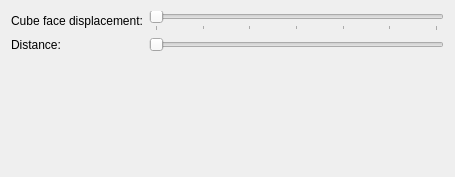
The window that src/kcm/cubeeffectkcm.ui (zzag/kwin-effects-cube) describes before a commit, drawn with Qt 5.
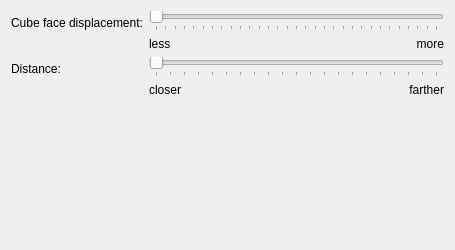
The same window after the commit. Custom widgets are drawn as their Qt base class.

Commit message: Make sliders more user friendly

Patch:
```diff
--- a/src/kcm/cubeeffectkcm.ui
+++ b/src/kcm/cubeeffectkcm.ui
@@ -12,25 +12,30 @@
     <x>0</x>
     <y>0</y>
     <width>455</width>
-    <height>177</height>
+    <height>250</height>
    </rect>
   </property>
+  <property name="minimumSize">
+   <size>
+    <width>400</width>
+    <height>250</height>
+   </size>
+  </property>
   <layout class="QFormLayout" name="formLayout">
    <item row="0" column="0">
-    <widget class="QLabel" name="label">
+    <widget class="QLabel" name="label_2">
      <property name="text">
       <string>Cube face displacement:</string>
      </property>
     </widget>
    </item>
    <item row="0" column="1">
+    <layout class="QGridLayout" name="gridLayout">
+     <item row="0" column="0" colspan="2">
     <widget class="QSlider" name="kcfg_CubeFaceDisplacement">
      <property name="maximum">
       <number>300</number>
      </property>
-     <property name="pageStep">
-      <number>10</number>
-     </property>
      <property name="orientation">
       <enum>Qt::Horizontal</enum>
      </property>
@@ -38,28 +43,51 @@
       <enum>QSlider::TicksBelow</enum>
      </property>
      <property name="tickInterval">
-      <number>50</number>
+        <number>10</number>
      </property>
     </widget>
    </item>
-   <item row="2" column="0" colspan="2">
-    <widget class="KShortcutsEditor" name="shortcutsEditor">
+     <item row="1" column="0">
+      <widget class="QLabel" name="label_less">
      <property name="sizePolicy">
-      <sizepolicy hsizetype="Preferred" vsizetype="Preferred">
+        <sizepolicy hsizetype="Expanding" vsizetype="Preferred">
        <horstretch>0</horstretch>
        <verstretch>0</verstretch>
       </sizepolicy>
      </property>
-    </widget>
-   </item>
+       <property name="text">
+        <string>less</string>
+       </property>
+      </widget>
+     </item>
+     <item row="1" column="1">
+      <widget class="QLabel" name="label_more">
+       <property name="sizePolicy">
+        <sizepolicy hsizetype="Expanding" vsizetype="Preferred">
+         <horstretch>0</horstretch>
+         <verstretch>0</verstretch>
+        </sizepolicy>
+       </property>
+       <property name="text">
+        <string>more</string>
+       </property>
+       <property name="alignment">
+        <set>Qt::AlignRight|Qt::AlignTrailing|Qt::AlignVCenter</set>
+       </property>
+      </widget>
+     </item>
+    </layout>
+   </item>
    <item row="1" column="0">
-    <widget class="QLabel" name="label_DistanceFactor">
+    <widget class="QLabel" name="label">
      <property name="text">
       <string>Distance:</string>
      </property>
     </widget>
    </item>
    <item row="1" column="1">
+    <layout class="QGridLayout" name="gridLayout_2">
+     <item row="0" column="0" colspan="2">
     <widget class="QSlider" name="kcfg_DistanceFactor">
      <property name="minimum">
       <number>100</number>
@@ -69,6 +97,53 @@
      </property>
      <property name="orientation">
       <enum>Qt::Horizontal</enum>
+       </property>
+       <property name="tickPosition">
+        <enum>QSlider::TicksBelow</enum>
+       </property>
+       <property name="tickInterval">
+        <number>10</number>
+       </property>
+      </widget>
+     </item>
+     <item row="1" column="0">
+      <widget class="QLabel" name="label_closer">
+       <property name="sizePolicy">
+        <sizepolicy hsizetype="Expanding" vsizetype="Preferred">
+         <horstretch>0</horstretch>
+         <verstretch>0</verstretch>
+        </sizepolicy>
+       </property>
+       <property name="text">
+        <string>closer</string>
+       </property>
+      </widget>
+     </item>
+     <item row="1" column="1">
+      <widget class="QLabel" name="label_farther">
+       <property name="sizePolicy">
+        <sizepolicy hsizetype="Expanding" vsizetype="Preferred">
+         <horstretch>0</horstretch>
+         <verstretch>0</verstretch>
+        </sizepolicy>
+       </property>
+       <property name="text">
+        <string>farther</string>
+       </property>
+       <property name="alignment">
+        <set>Qt::AlignRight|Qt::AlignTrailing|Qt::AlignVCenter</set>
+       </property>
+      </widget>
+     </item>
+    </layout>
+   </item>
+   <item row="2" column="0" colspan="2">
+    <widget class="KShortcutsEditor" name="shortcutsEditor">
+     <property name="sizePolicy">
+      <sizepolicy hsizetype="Preferred" vsizetype="Preferred">
+       <horstretch>0</horstretch>
+       <verstretch>0</verstretch>
+      </sizepolicy>
      </property>
     </widget>
    </item>
```
Lines whose indentation alone changed are shown as unchanged.
